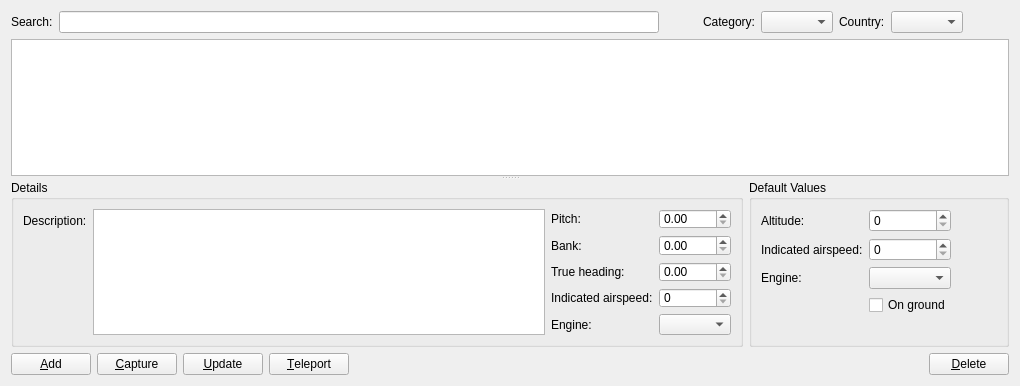
Old version of the form src/Plugins/Module/Location/src/LocationWidget.ui in the repository till213/SkyDolly.
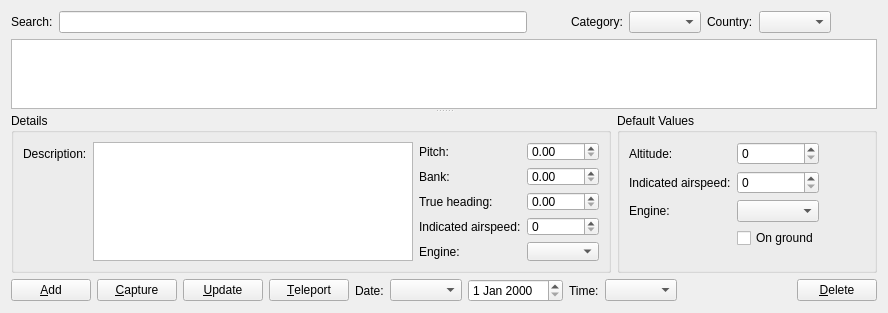
New version of the form. Icons and pictures are not drawn. Custom widgets are drawn as their Qt base class.

Commit message: Feature/location datetime (#174)

Patch:
```diff
--- a/src/Plugins/Module/Location/src/LocationWidget.ui
+++ b/src/Plugins/Module/Location/src/LocationWidget.ui
@@ -6,8 +6,8 @@
    <rect>
     <x>0</x>
     <y>0</y>
-    <width>1020</width>
-    <height>386</height>
+    <width>872</width>
+    <height>311</height>
    </rect>
   </property>
   <property name="windowTitle">
@@ -346,6 +346,29 @@
        </property>
       </widget>
      </item>
+     <item>
+      <widget class="QLabel" name="label_13">
+       <property name="text">
+        <string>Date:</string>
+       </property>
+      </widget>
+     </item>
+     <item>
+      <widget class="QComboBox" name="dateComboBox"/>
+     </item>
+     <item>
+      <widget class="QDateEdit" name="dateEdit"/>
+     </item>
+     <item>
+      <widget class="QLabel" name="label_14">
+       <property name="text">
+        <string>Time:</string>
+       </property>
+      </widget>
+     </item>
+     <item>
+      <widget class="QComboBox" name="timeComboBox"/>
+     </item>
      <item>
       <spacer name="horizontalSpacer">
        <property name="orientation">
```
Left out of the diff: 8 changed lines with no effect on the pictures. The commit also changes 56 other files.
